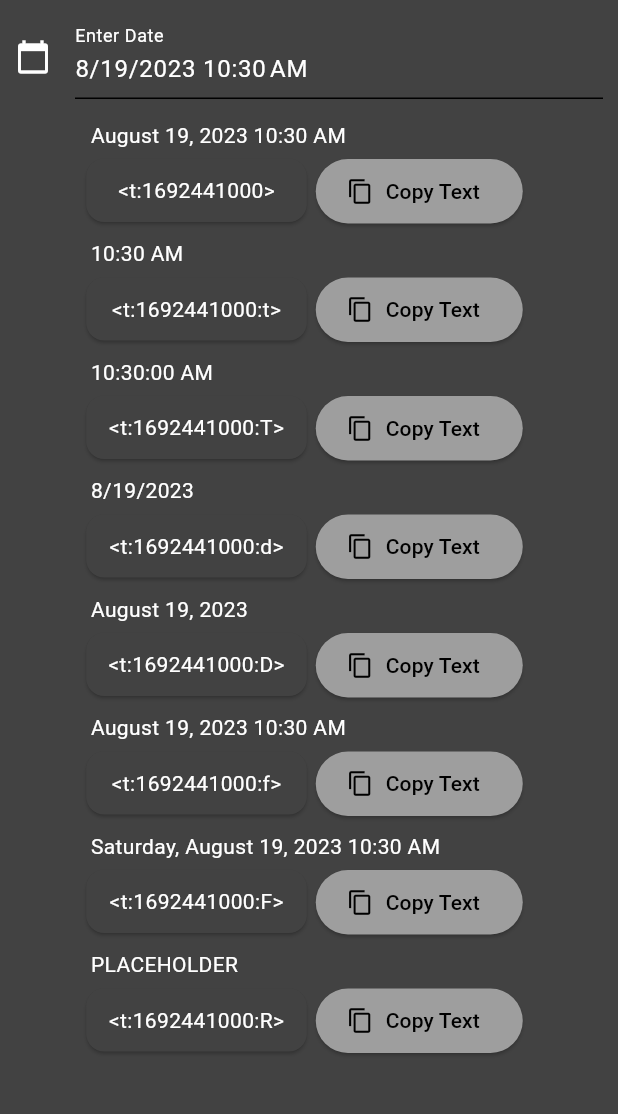
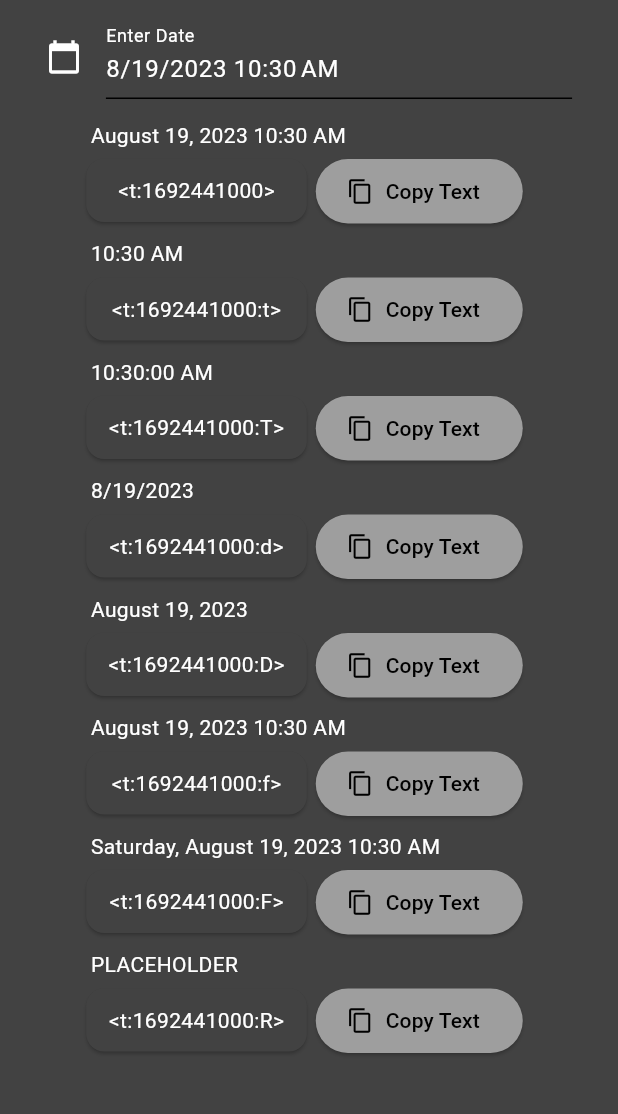
Before and after one commit to creationUnbound/DiscordTimestampGenerator, a Flutter app: the screen it shows after launch, on a phone screen of 412 x 824 dp, the part 84-1198 px from its top. Run offline on Flutter 3.47's test engine with Material 2 defaults, Android fonts, the phone set to English and light mode, and no system bars.

Commit message:
Edited resizing properties and added animation.

```diff
--- a/discord_timestamp_generator/lib/home_page.dart
+++ b/discord_timestamp_generator/lib/home_page.dart
@@ -1,5 +1,6 @@
 import 'package:discord_timestamp_generator/utility/clipboard_notifier.dart';
 import 'package:discord_timestamp_generator/utility/discord_unixstamp/discord_unixstamp.dart';
+import 'package:discord_timestamp_generator/utility/media_aware_size.dart';
 import 'package:flutter/material.dart';
 import 'package:intl/intl.dart';
 import 'package:provider/provider.dart';
@@ -51,7 +52,14 @@ class _HomePageState extends State<HomePage> {
           padding: const EdgeInsets.all(10),
           children: [
             Column(children: [
-              TextField(
+              AnimatedPadding(
+                padding: EdgeInsets.only(
+                    left: MediaAwareSize(context, 350, .05, 0).widthBasedSize,
+                    top: 0,
+                    right: MediaAwareSize(context, 350, .05, 0).widthBasedSize,
+                    bottom: 0),
+                duration: const Duration(milliseconds: 250),
+                child: TextField(
                     controller: dateController,
                     decoration: const InputDecoration(
                         icon: Icon(Icons.calendar_today),
@@ -68,6 +76,7 @@ class _HomePageState extends State<HomePage> {
                             .update(dateTimePicker.dateTime);
                       }
                     }),
+              ),
               const SizedBox(height: 10),
             ]),
             Center(
--- a/discord_timestamp_generator/lib/widget/timestamp_display.dart
+++ b/discord_timestamp_generator/lib/widget/timestamp_display.dart
@@ -25,7 +25,6 @@ class _TimestampDisplayState extends State<TimestampDisplay> {
   Widget build(BuildContext context) {
     final theme = Theme.of(context);
     var clipboardNotifier = context.watch<ClipboardNotifier>();
-    const double expandLimit = 930;
 
     return ListenableBuilder(
         listenable: widget.discordUnixstamp,
@@ -34,9 +33,8 @@ class _TimestampDisplayState extends State<TimestampDisplay> {
             crossAxisAlignment: CrossAxisAlignment.start,
             children: [
               DefaultTextStyle.merge(
-                style: TextStyle(
-                  fontSize: MediaAwareSize(context, expandLimit, .015, 14)
-                      .widthBasedSize,
+                style: const TextStyle(
+                  fontSize: 14,
                 ),
                 child: Padding(
                   padding: const EdgeInsets.only(
@@ -48,10 +46,8 @@ class _TimestampDisplayState extends State<TimestampDisplay> {
               Wrap(
                 children: [
                   SizedBox(
-                    width: MediaAwareSize(context, expandLimit, .169, 155)
-                        .widthBasedSize,
-                    height: MediaAwareSize(context, expandLimit, .055, 50)
-                        .widthBasedSize,
+                    width: 155,
+                    height: 50,
                     child: GestureDetector(
                       onTap: () async {
                         await Clipboard.setData(
@@ -68,10 +64,7 @@ class _TimestampDisplayState extends State<TimestampDisplay> {
                             child: Align(
                                 alignment: Alignment.center,
                                 child: DefaultTextStyle.merge(
-                                    style: TextStyle(
-                                        fontSize: MediaAwareSize(
-                                                context, expandLimit, .015, 14)
-                                            .widthBasedSize),
+                                    style: const TextStyle(fontSize: 14),
                                     child: Text(
                                         widget.discordUnixstamp.toString()))),
                           )),
@@ -81,10 +74,8 @@ class _TimestampDisplayState extends State<TimestampDisplay> {
                     padding: const EdgeInsets.only(
                         left: 2, bottom: 6, right: 10, top: 4),
                     child: SizedBox(
-                      width: MediaAwareSize(context, expandLimit, .150, 138)
-                          .widthBasedSize,
-                      height: MediaAwareSize(context, expandLimit, .049, 43)
-                          .widthBasedSize,
+                      width: 138,
+                      height: 43,
                       child: ElevatedButton.icon(
                           style: ElevatedButton.styleFrom(
                               foregroundColor:
@@ -104,10 +95,8 @@ class _TimestampDisplayState extends State<TimestampDisplay> {
                               ? Icons.check
                               : Icons.copy),
                           label: DefaultTextStyle.merge(
-                            style: TextStyle(
-                              fontSize:
-                                  MediaAwareSize(context, expandLimit, .015, 14)
-                                      .widthBasedSize,
+                            style: const TextStyle(
+                              fontSize: 14,
                             ),
                             child: Text((clipboardNotifier.text ==
                                     widget.discordUnixstamp.toString())
```
Lines whose indentation alone changed are shown as unchanged.
